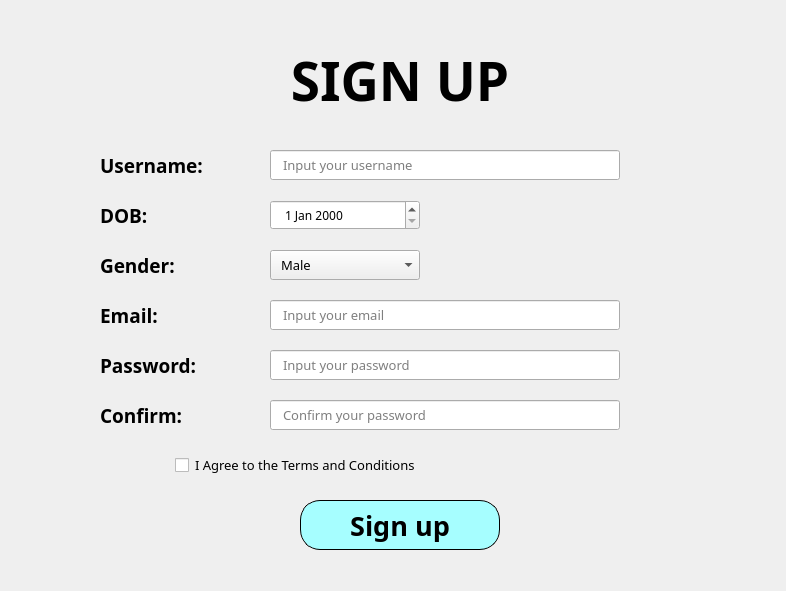
trungsliver/MK-C4K-PTA22, file Lesson6/signup.ui: the form before one commit.
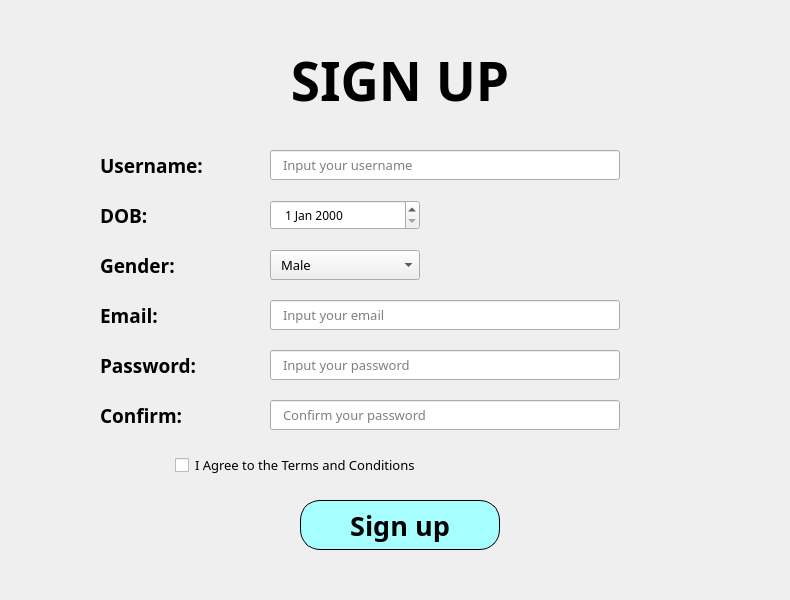
The form after the commit.

Diff of the .ui file:
```diff
--- a/Lesson6/signup.ui
+++ b/Lesson6/signup.ui
@@ -6,8 +6,8 @@
    <rect>
     <x>0</x>
     <y>0</y>
-    <width>786</width>
-    <height>591</height>
+    <width>790</width>
+    <height>600</height>
    </rect>
   </property>
   <property name="windowTitle">
```
